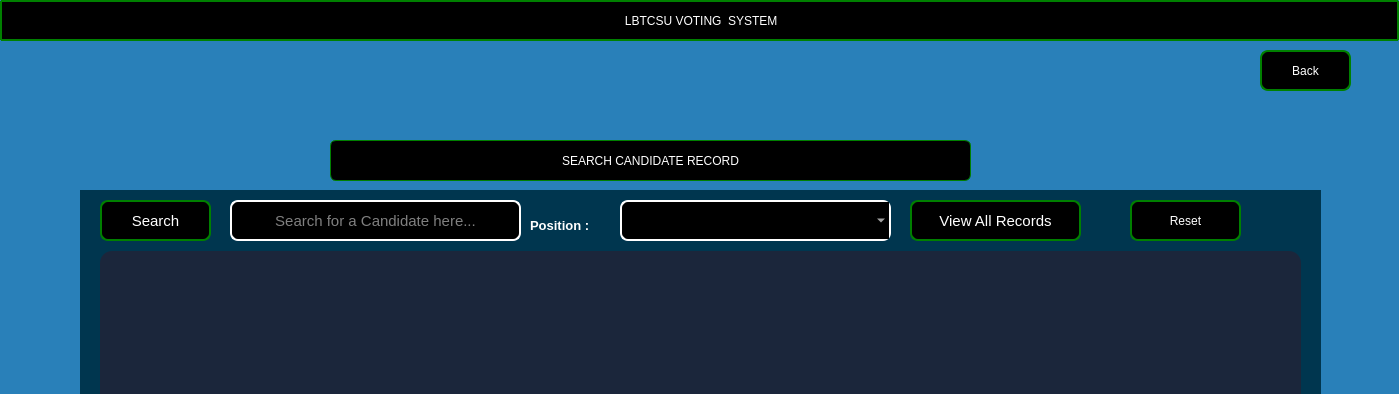
The window that candidates.ui (Rabsoninnora/LBTCSU) describes before a commit, drawn with Qt 5; both pictures show x 0 to 1399 and y 0 to 394 of the 1399 by 763 pixel window.
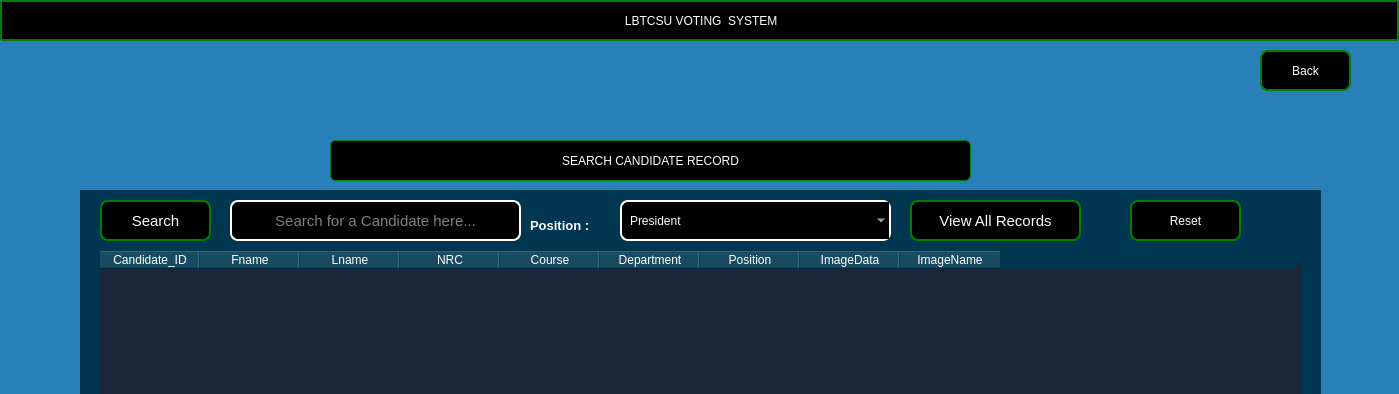
The same window after the commit. Icons and pictures are not drawn.

```diff
--- a/candidates.ui
+++ b/candidates.ui
@@ -188,6 +188,31 @@
 
  </string>
     </property>
+    <item>
+     <property name="text">
+      <string>President</string>
+     </property>
+    </item>
+    <item>
+     <property name="text">
+      <string>Vice President</string>
+     </property>
+    </item>
+    <item>
+     <property name="text">
+      <string>General Secretary</string>
+     </property>
+    </item>
+    <item>
+     <property name="text">
+      <string>Finance Coordinator</string>
+     </property>
+    </item>
+    <item>
+     <property name="text">
+      <string>Spots Coordinator</string>
+     </property>
+    </item>
    </widget>
    <widget class="QPushButton" name="btn_candidate_view">
     <property name="geometry">
@@ -267,6 +292,51 @@
       <height>481</height>
      </rect>
     </property>
+    <column>
+     <property name="text">
+      <string>Candidate_ID</string>
+     </property>
+    </column>
+    <column>
+     <property name="text">
+      <string>Fname</string>
+     </property>
+    </column>
+    <column>
+     <property name="text">
+      <string>Lname</string>
+     </property>
+    </column>
+    <column>
+     <property name="text">
+      <string>NRC</string>
+     </property>
+    </column>
+    <column>
+     <property name="text">
+      <string>Course</string>
+     </property>
+    </column>
+    <column>
+     <property name="text">
+      <string>Department</string>
+     </property>
+    </column>
+    <column>
+     <property name="text">
+      <string>Position</string>
+     </property>
+    </column>
+    <column>
+     <property name="text">
+      <string>ImageData</string>
+     </property>
+    </column>
+    <column>
+     <property name="text">
+      <string>ImageName</string>
+     </property>
+    </column>
    </widget>
   </widget>
   <widget class="QPushButton" name="pushButton_2">
```
